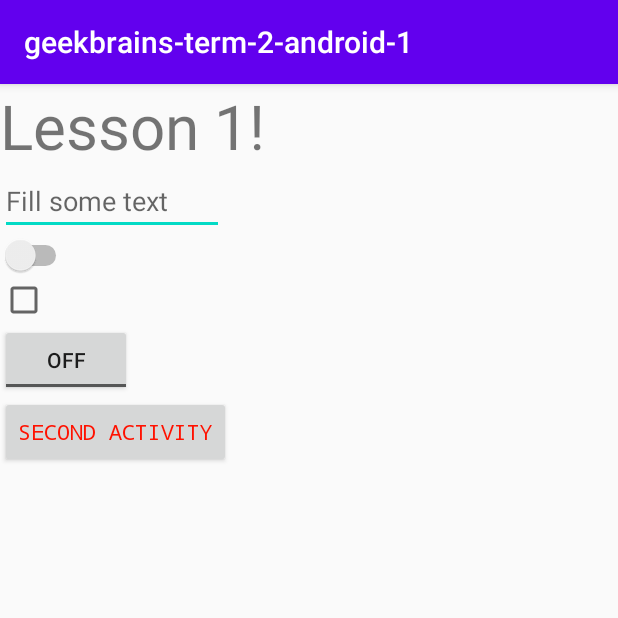
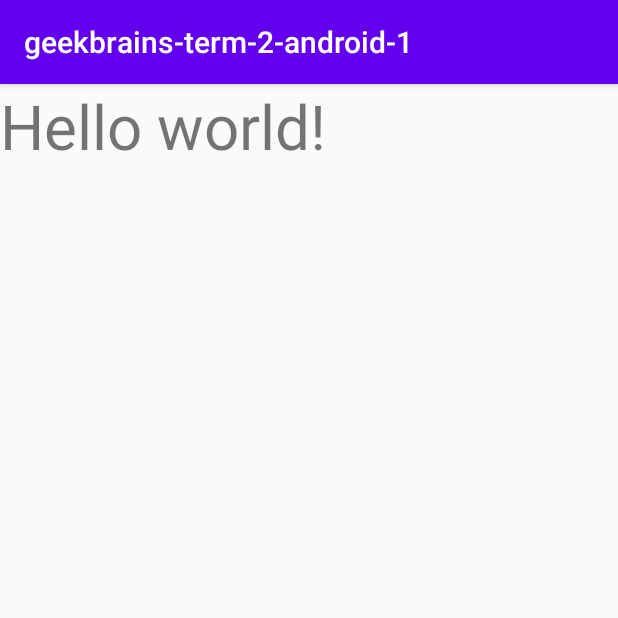
Before and after one commit to fetsh-edu/geekbrains-term-2-android-1, an Android app: the screen it shows after launch (MainActivity), on a phone screen of 412 x 824 dp, the top half of it. Run offline under Robolectric (Android 15) with nearby library versions, the phone set to English and light mode, and no system bars.

Commit message:
Remove lesson-1 changes

```diff
--- a/app/src/main/AndroidManifest.xml
+++ b/app/src/main/AndroidManifest.xml
@@ -9,7 +9,6 @@
         android:roundIcon="@mipmap/ic_launcher_round"
         android:supportsRtl="true"
         android:theme="@style/AppTheme">
-        <activity android:name=".MainActivity2" />
         <activity android:name=".MainActivity">
             <intent-filter>
                 <action android:name="android.intent.action.MAIN" />
--- a/app/src/main/java/me/fetsh/geekbrains/term_2/android_1/MainActivity.java
+++ b/app/src/main/java/me/fetsh/geekbrains/term_2/android_1/MainActivity.java
@@ -2,23 +2,14 @@ package me.fetsh.geekbrains.term_2.android_1;
 
 import androidx.appcompat.app.AppCompatActivity;
 
-import android.content.Intent;
 import android.os.Bundle;
-import android.widget.Button;
 
 public class MainActivity extends AppCompatActivity {
 
-    private Intent intentSecondActivity;
 
     @Override
     protected void onCreate(Bundle savedInstanceState) {
         super.onCreate(savedInstanceState);
         setContentView(R.layout.activity_main);
-
-        intentSecondActivity = new Intent(this, MainActivity2.class);
-
-        Button button = findViewById(R.id.activity_button);
-        button.setOnClickListener((v) -> startActivity(intentSecondActivity));
-
     }
 }
--- a/app/src/main/res/layout/activity_main.xml
+++ b/app/src/main/res/layout/activity_main.xml
@@ -1,45 +1,15 @@
 <?xml version="1.0" encoding="utf-8"?>
 <LinearLayout xmlns:android="http://schemas.android.com/apk/res/android"
-    xmlns:app="http://schemas.android.com/apk/res-auto"
     xmlns:tools="http://schemas.android.com/tools"
     android:layout_width="match_parent"
-    android:layout_height="wrap_content"
+    android:layout_height="match_parent"
     android:orientation="vertical"
     tools:context=".MainActivity">
 
     <TextView
         android:layout_width="wrap_content"
         android:layout_height="wrap_content"
-        android:text="Lesson 1!"
+        android:text="Hello world!"
         android:textSize="41sp" />
 
-    <EditText
-        android:layout_width="wrap_content"
-        android:layout_height="wrap_content"
-        android:ems="7"
-        android:inputType="text"
-        android:hint="Fill some text"
-        android:autofillHints="Some text" />
-
-    <Switch
-        android:layout_height="wrap_content"
-        android:layout_width="wrap_content" />
-
-    <CheckBox
-        android:layout_width="wrap_content"
-        android:layout_height="wrap_content"/>
-
-    <ToggleButton
-        android:layout_width="wrap_content"
-        android:layout_height="wrap_content"/>
-
-    <Button
-        android:id="@+id/activity_button"
-        android:layout_width="wrap_content"
-        android:layout_height="wrap_content"
-        android:textColor="#FF1100"
-        android:fontFamily="monospace"
-        android:text="Second Activity" />
-
-
 </LinearLayout>
```
Also changed, not shown: app/src/main/java/me/fetsh/geekbrains/term_2/android_1/MainActivity2.java (deleted, +0 -26 lines), app/src/main/res/layout/activity_main2.xml (deleted, +0 -101 lines).
